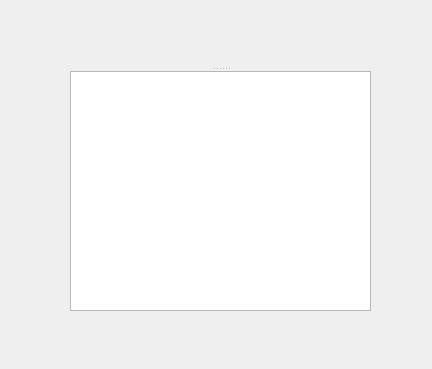
Qt form lib/scatterplot.ui (Kirikus/Experiments_2024_autumn) before a commit.
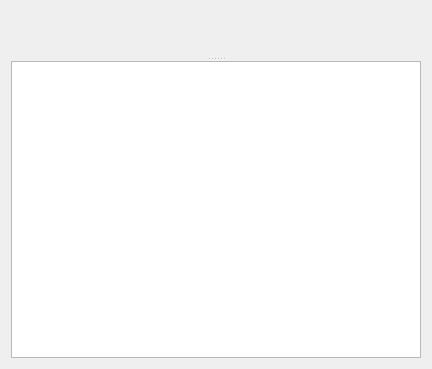
The same form after that commit. Custom widgets are drawn as their Qt base class.

Commit message: resizeble ScatterPlot

```diff
--- a/lib/scatterplot.ui
+++ b/lib/scatterplot.ui
@@ -13,15 +13,8 @@
   <property name="windowTitle">
    <string>Form</string>
   </property>
-  <widget class="QWidget" name="horizontalLayoutWidget">
-   <property name="geometry">
-    <rect>
-     <x>70</x>
-     <y>30</y>
-     <width>301</width>
-     <height>281</height>
-    </rect>
-   </property>
+  <layout class="QGridLayout" name="gridLayout">
+   <item row="0" column="0">
    <layout class="QHBoxLayout" name="horizontalLayout">
     <item>
      <widget class="QSplitter" name="splitter">
@@ -33,7 +26,8 @@
      </widget>
     </item>
    </layout>
-  </widget>
+   </item>
+  </layout>
  </widget>
  <customwidgets>
   <customwidget>
```
Lines whose indentation alone changed are shown as unchanged.
